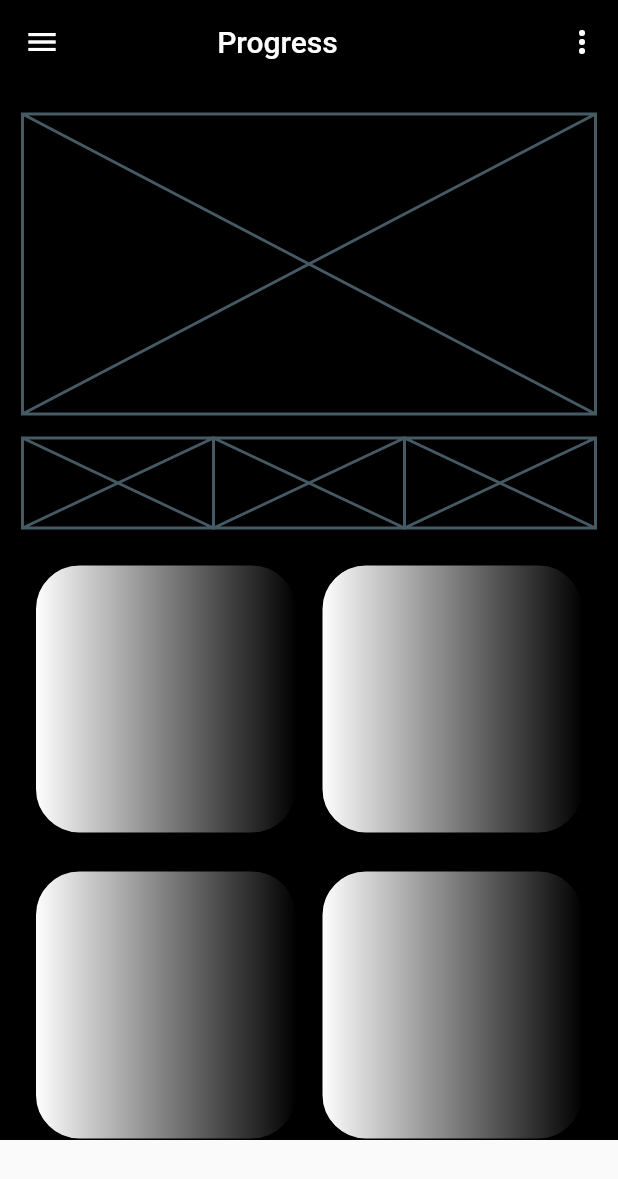
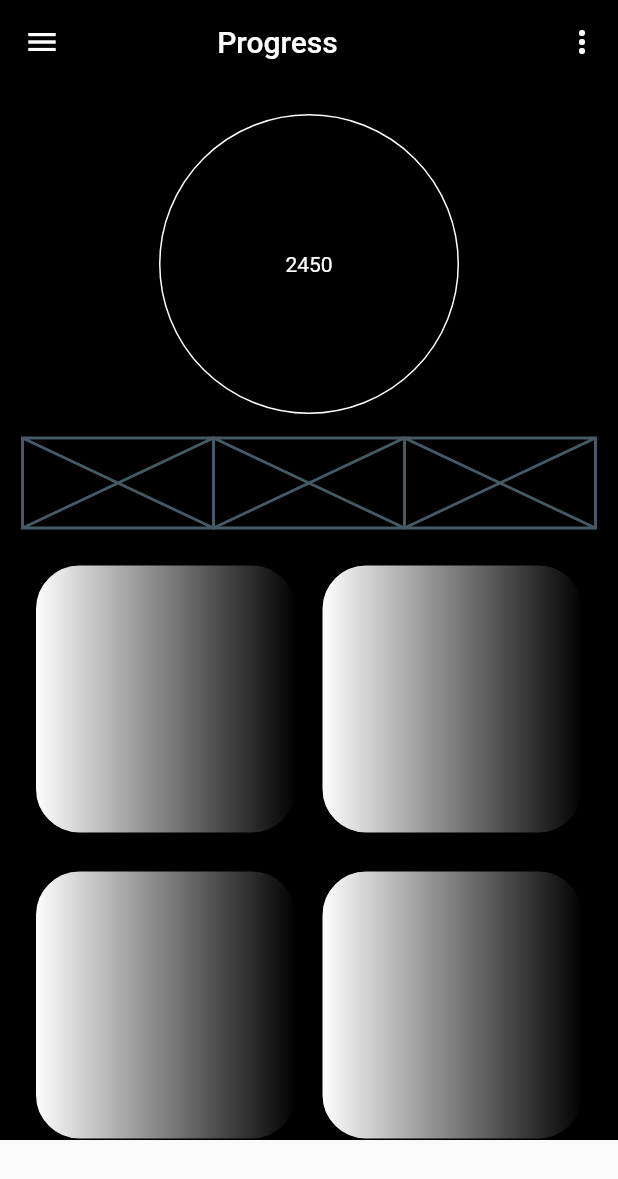
Before and after one commit to Undeadlol1/fitness_app_mockup, a Flutter app: the screen it shows after launch, on a phone screen of 412 x 824 dp. Shown: the top 1179 px of the screen. Run offline on Flutter 3.47's test engine with Material 2 defaults, Android fonts, the phone set to English and light mode, and no system bars; our stand-ins replace get; missing offline and left inert: pixel_perfect; accounts and stored records are empty.

Commit message:
feat: :construction: add StepsCounter placeholder

```diff
--- a/lib/screens/main_screen.dart
+++ b/lib/screens/main_screen.dart
@@ -1,5 +1,6 @@
 import 'package:fitness_app_mockup/widgets/bit_square_button.dart';
 import 'package:fitness_app_mockup/widgets/layout.dart';
+import 'package:fitness_app_mockup/widgets/steps_counter.dart';
 import 'package:flutter/material.dart';
 
 class MainScreen extends StatelessWidget {
@@ -11,10 +12,7 @@ class MainScreen extends StatelessWidget {
       title: 'Progress',
       body: Column(
         children: [
-          SizedBox(
-            height: 200,
-            child: Placeholder(),
-          ),
+          StepsCounter(),
           Divider(color: Colors.transparent),
           Row(
             children: [
--- /dev/null
+++ b/lib/widgets/steps_counter.dart
@@ -0,0 +1,30 @@
+import 'package:flutter/material.dart';
+
+class StepsCounter extends StatelessWidget {
+  const StepsCounter({Key? key}) : super(key: key);
+
+  @override
+  Widget build(BuildContext context) {
+    return InkWell(
+      child: Container(
+        height: 200,
+        padding: EdgeInsets.all(10),
+        decoration: BoxDecoration(
+          border: Border.all(
+            color: Colors.white,
+          ),
+          shape: BoxShape.circle,
+        ),
+        child: Center(
+          child: Text(
+            '2450',
+            style: TextStyle(
+              // TODO change text colors in theme.
+              color: Colors.white,
+            ),
+          ),
+        ),
+      ),
+    );
+  }
+}
```
